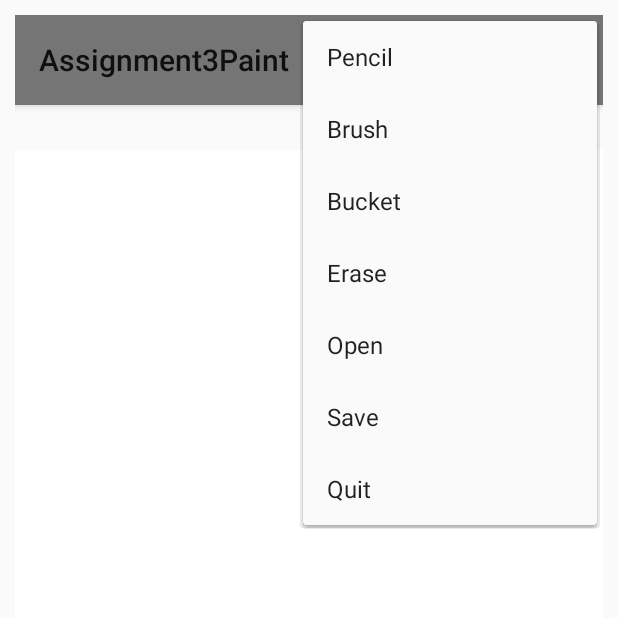
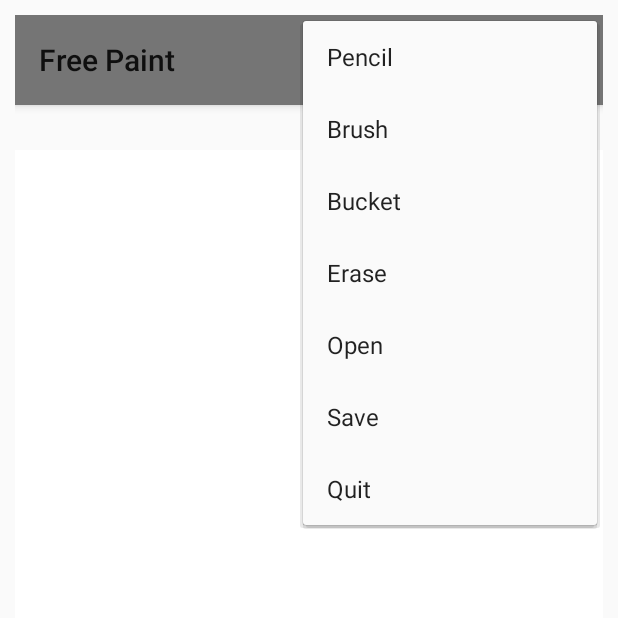
Before and after one commit to tbcrozier/Assignment3Paint, an Android app: the screen it shows after launch (PaintActivity), with the options menu open, on a phone screen of 412 x 824 dp, the top half of it. Run offline under Robolectric (Android 15) with nearby library versions, the phone set to English and light mode, and no system bars.

Commit message:
Revert "Saturday 3-18"

```diff
--- a/app/src/main/res/layout-land/activity_paint.xml
+++ /dev/null
@@ -1,82 +0,0 @@
-<LinearLayout xmlns:android="http://schemas.android.com/apk/res/android"
-        xmlns:tools="http://schemas.android.com/tools"
-        android:id="@+id/activity_paint"
-        android:layout_width="match_parent"
-        android:layout_height="match_parent"
-        android:paddingBottom="@dimen/activity_vertical_margin"
-        android:paddingLeft="@dimen/activity_horizontal_margin"
-        android:paddingRight="@dimen/activity_horizontal_margin"
-        android:paddingTop="@dimen/activity_vertical_margin"
-        android:background="@color/black"
-        android:orientation="vertical"
-        tools:context="com.davidroach.assignment3paint.PaintActivity">
-
-    <LinearLayout
-        android:orientation="horizontal"
-        android:layout_width="wrap_content"
-        android:layout_height="wrap_content">
-
-        <ImageButton
-            android:layout_width="55dp"
-            android:layout_height="55dp"
-            android:padding="15dp"
-            android:scaleType="fitCenter"
-            android:src="@drawable/pencil"
-            android:id="@+id/pencilButton"
-            android:layout_weight="1"
-            android:contentDescription="@string/pencil_button" />
-
-        <ImageButton
-            android:layout_width="55dp"
-            android:layout_height="55dp"
-            android:padding="15dp"
-            android:scaleType="fitCenter"
-            android:src="@drawable/brush"
-            android:id="@+id/brushButton"
-            android:layout_weight="1"
-            android:contentDescription="@string/brush_button" />
-        <ImageButton
-            android:layout_width="55dp"
-            android:layout_height="55dp"
-            android:padding="15dp"
-            android:scaleType="fitCenter"
-            android:src="@drawable/bucket"
-            android:id="@+id/bucketButton"
-            android:layout_weight="1"
-            android:contentDescription="@string/bucket_button" />
-        <ImageButton
-            android:layout_width="55dp"
-            android:layout_height="55dp"
-            android:padding="15dp"
-            android:scaleType="fitCenter"
-            android:src="@drawable/erase"
-            android:id="@+id/eraseButton"
-            android:layout_weight="1"
-            android:contentDescription="@string/erase_button" />
-        <ImageButton
-            android:layout_width="55dp"
-            android:layout_height="55dp"
-            android:padding="15dp"
-            android:scaleType="fitCenter"
-            android:src="@drawable/open"
-            android:id="@+id/openButton"
-            android:layout_weight="1"
-            android:contentDescription="@string/open_button" />
-        <ImageButton
-            android:layout_width="55dp"
-            android:layout_height="55dp"
-            android:padding="15dp"
-            android:scaleType="fitCenter"
-            android:src="@drawable/save"
-            android:id="@+id/saveButton"
-            android:layout_weight="1" />
-
-
-    </LinearLayout>
-
-    <com.davidroach.assignment3paint.DrawArea
-        android:layout_width="match_parent"
-        android:layout_height="match_parent"
-        android:id="@+id/draw_area_view"
-        android:layout_marginTop="30dp" />
-</LinearLayout>
--- a/app/src/main/res/values/colors.xml
+++ b/app/src/main/res/values/colors.xml
@@ -3,15 +3,4 @@
     <color name="colorPrimary">#3F51B5</color>
     <color name="colorPrimaryDark">#303F9F</color>
     <color name="colorAccent">#FF4081</color>
-    <color name="black">#000</color>
-    <color name="blue">#FF33B5E5</color>
-    <color name="purple">#FFAA66CC</color>
-    <color name="green">#FF99CC00</color>
-    <color name="orange">#FFFFBB33</color>
-    <color name="red">#FFFF4444</color>
-    <color name="darkblue">#FF0099CC</color>
-    <color name="darkpurple">#FF9933CC</color>
-    <color name="darkgreen">#FF669900</color>
-    <color name="darkorange">#FFFF8800</color>
-    <color name="darkred">#FFCC0000</color>
 </resources>
--- a/app/src/main/res/values/dimens.xml
+++ b/app/src/main/res/values/dimens.xml
@@ -2,11 +2,4 @@
     <!-- Default screen margins, per the Android Design guidelines. -->
     <dimen name="activity_horizontal_margin">16dp</dimen>
     <dimen name="activity_vertical_margin">16dp</dimen>
-    <!-- Brush sizes -->
-    <dimen name="small_brush">10dp</dimen>
-    <integer name="small_size">10</integer>
-    <dimen name="medium_brush">20dp</dimen>
-    <integer name="medium_size">20</integer>
-    <dimen name="large_brush">30dp</dimen>
-    <integer name="large_size">30</integer>
 </resources>
--- a/app/src/main/res/values/strings.xml
+++ b/app/src/main/res/values/strings.xml
@@ -1,19 +1,4 @@
 <resources>
-
-    <string name="app_name">Assignment3Paint</string>
-    <string name="brush_button">brushButton</string>
-    <string name="pencil_button">pencilButton</string>
-    <string name="save_button">saveButton</string>
-    <string name="open_button">openButton</string>
-    <string name="erase_button">eraseButton</string>
-    <string name="bucket_button">bucketButton</string>
-
-    <string name="start_new">New</string>
-    <string name="brush">Brush</string>
-    <string name="erase">Erase</string>
-    <string name="save">Save</string>
-    <string name="paint">Paint</string>
-
     <string name="app_name">Free Paint</string>
     <string name="color">Color</string>
     <string name="pencil">Pencil</string>
@@ -24,5 +9,4 @@
     <string name="save">Save</string>
     <string name="quit">Quit</string>
     <string name="tools">Tools</string>
-
 </resources>
```
Also changed, not shown: app/src/main/java/com/davidroach/assignment3paint/DrawArea.java (+6 -3 lines), app/src/main/java/com/davidroach/assignment3paint/PaintActivity.java (+1 -17 lines), app/src/main/res/layout/activity_paint.xml (line endings or trailing spaces).
